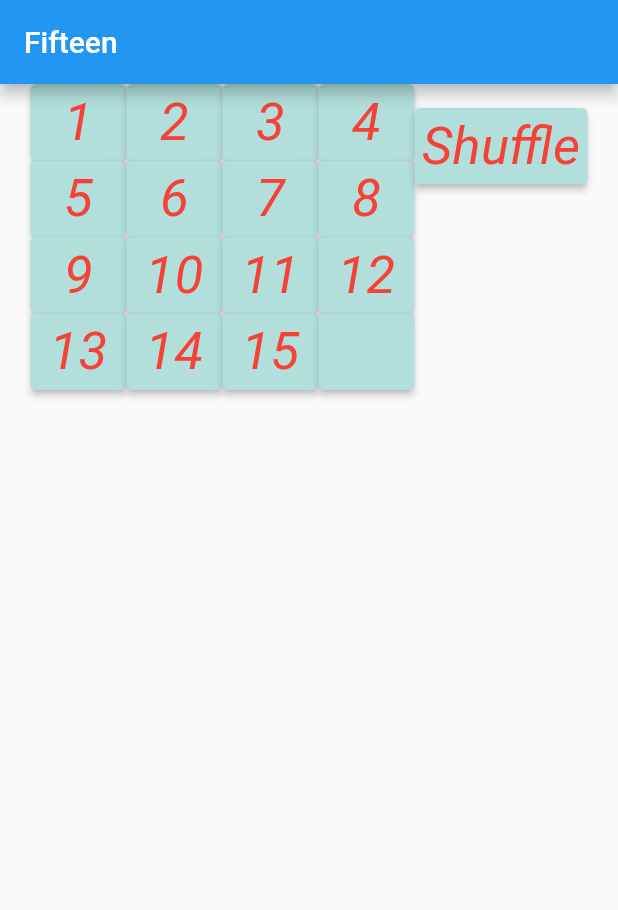
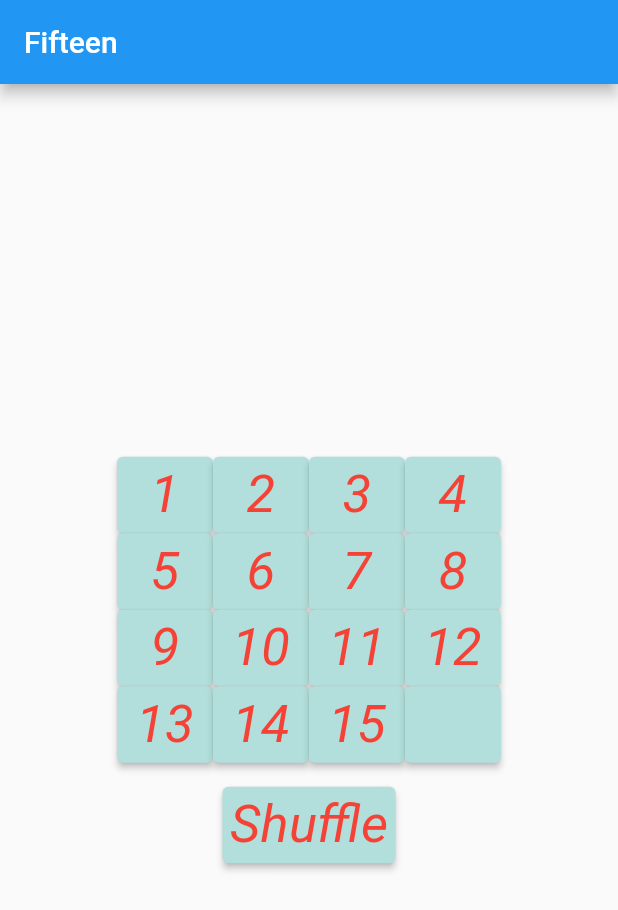
Before and after one commit to mcmaur/Fitfteen-Flutter-Demo, a Flutter app: the screen it shows after launch, on a phone screen of 412 x 824 dp. Shown: the top 910 px of the screen. Run offline on Flutter 3.47's test engine with Material 2 defaults, Android fonts, the phone set to English and light mode, and no system bars.

Commit message:
improved layout

```diff
--- a/lib/main.dart
+++ b/lib/main.dart
@@ -131,11 +131,11 @@ class _MyHomePageState extends State<MyHomePage> {
         title: Text(widget.title),
       ),
       body: Center(
-        child: Row(
+        child: Column(
           mainAxisAlignment: MainAxisAlignment.center,
           children: [
             Row(
-              mainAxisAlignment: MainAxisAlignment.spaceEvenly,
+              mainAxisAlignment: MainAxisAlignment.center,
               children: [
                 Column(
                   children: [
```
